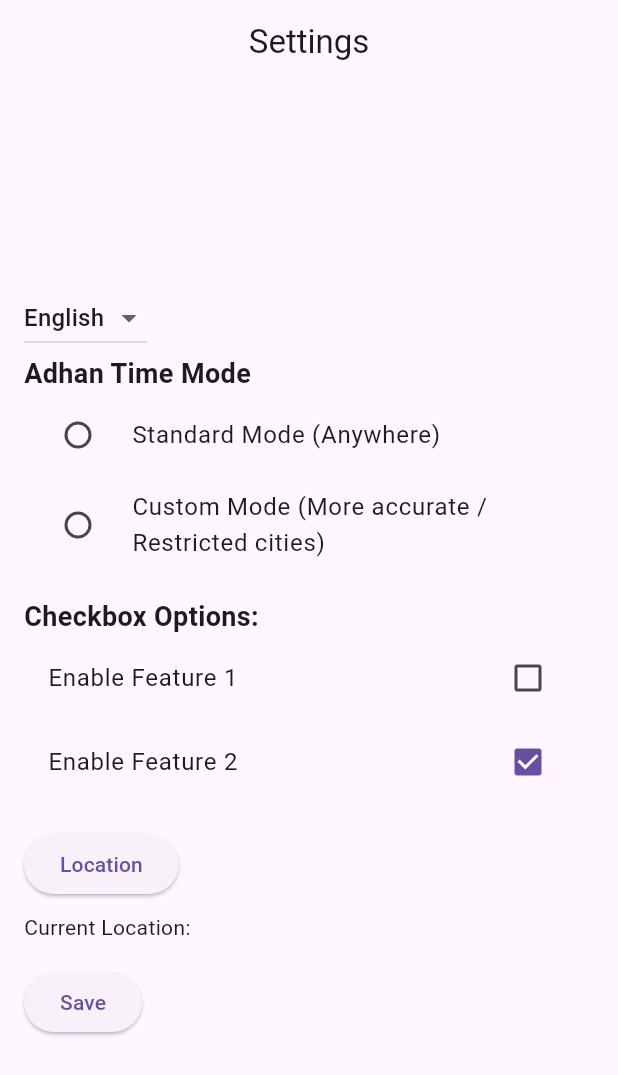
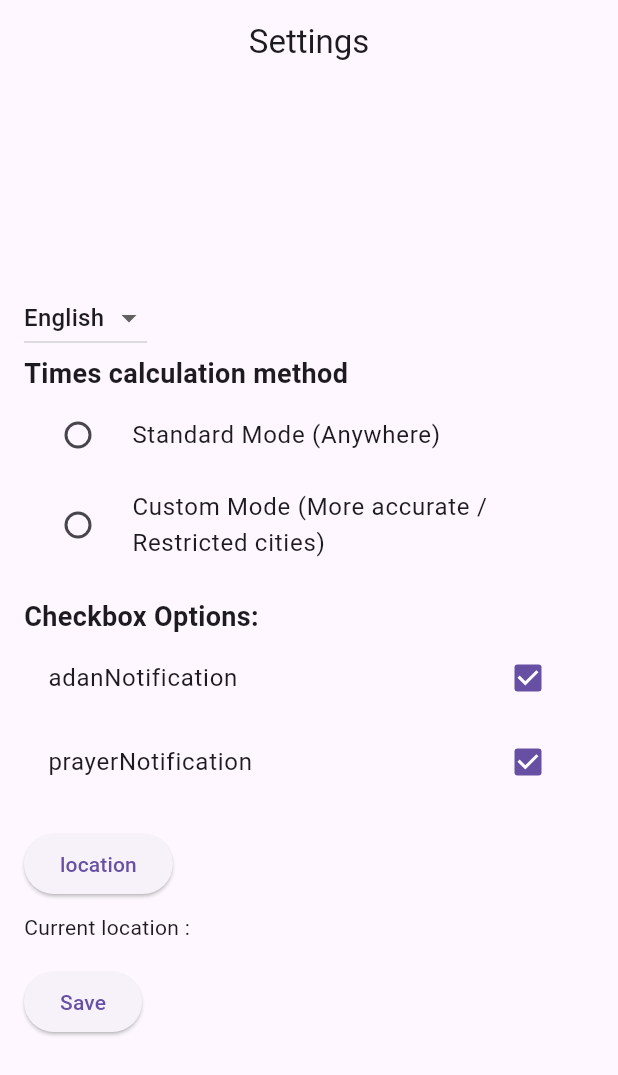
Before and after one commit to walid-rehamnia/adhan_russia, a Flutter app: the SettingsScreen screen opened directly, on a phone screen of 412 x 824 dp. Shown: the top 1075 px of the screen. Run offline on Flutter 3.47's test engine with Material 3 defaults, Android fonts, the phone set to English and light mode, and no system bars; our stand-ins replace adhan, firebase_core, firebase_storage, flutter_easyloading, flutter_local_notifications, geocoding and 5 more; missing offline and left inert: flutter_pdfview, jhijri, syncfusion_flutter_pdf; accounts and stored records are empty.

Commit message:
update update() function of custom prayer

```diff
--- a/lib/models/prayer_schedule.dart
+++ b/lib/models/prayer_schedule.dart
@@ -28,6 +28,7 @@ class PrayerSchedule {
     prayers = [];
     _preferencesController = Get.find<PreferencesController>();
     now = DateTime.now();
+    nextPrayerDateTime = now;
     isAdhan = false;
     isIqama = false;
   }
@@ -42,7 +43,7 @@ class PrayerSchedule {
 
   void notifyAdhan() {
     if (_preferencesController.isNotifyAdhan.value && !isAdhan) {
-      isAdhan = true;
+      isAdhan = false;
       isIqama = false;
 
       PrayerNotification.prayerNotification(
--- a/lib/screens/settings.dart
+++ b/lib/screens/settings.dart
@@ -1,5 +1,4 @@
 import 'package:adan_russia/constatnts.dart';
-import 'package:adan_russia/main.dart';
 import 'package:adan_russia/preferences.dart';
 import 'package:adan_russia/utils/utils_location.dart';
 import 'package:flutter/material.dart';
@@ -26,8 +25,6 @@ class _SettingsScreenState extends State<SettingsScreen> {
   late String selectedRadio;
 
   // Checkbox options
-  bool enableFeature1 = false;
-  bool enableFeature2 = true;
 
   // Other options
   double sliderValue = 50.0;
@@ -57,7 +54,7 @@ class _SettingsScreenState extends State<SettingsScreen> {
   void saveSettings() async {
     print('async');
     // Implement your logic to save the settings here
-    EasyLoading.show(status: 'loading...'.tr);
+    EasyLoading.show(status: 'loading'.tr);
     await fakeAsyncOperation(3);
     EasyLoading.dismiss();
     EasyLoading.showSuccess('Great Success!');
@@ -122,27 +119,32 @@ class _SettingsScreenState extends State<SettingsScreen> {
                       }).toList(),
                     ),
                     Text(
-                      'Adhan Time Mode',
+                      'mode'.tr,
                       style:
                           TextStyle(fontSize: 18, fontWeight: FontWeight.bold),
                     ),
                     RadioListTile(
-                      title: Text('Standard Mode (Anywhere)'),
-                      value: 'standard'.tr,
+                      title: Text('standard'.tr),
+                      value: 'standard',
                       groupValue: selectedRadio,
                       onChanged: (value) async {
+                        EasyLoading.show(status: 'loading'.tr);
                         await setTimeMode("standard");
+                        EasyLoading.showSuccess('done'.tr);
                         setState(() {
                           selectedRadio = value!;
                         });
                       },
                     ),
                     RadioListTile(
-                      title: Text(
-                          'Custom Mode (More accurate / Restricted cities)'),
+                      title: Text('custom'.tr),
                       value: 'custom',
                       groupValue: selectedRadio,
-                      onChanged: (value) {
+                      onChanged: (value) async {
+                        EasyLoading.show(status: 'loading'.tr);
+                        await setTimeMode("custom");
+                        EasyLoading.showSuccess('done'.tr);
+                        EasyLoading.dismiss();
                         setState(() {
                           selectedRadio = value!;
                         });
@@ -155,21 +157,25 @@ class _SettingsScreenState extends State<SettingsScreen> {
                           TextStyle(fontSize: 18, fontWeight: FontWeight.bold),
                     ),
                     CheckboxListTile(
-                      title: Text('Enable Feature 1'),
-                      value: enableFeature1,
+                      title: Text('adanNotification'.tr),
+                      value: _preferencesController.isNotifyAdhan.value == true,
                       onChanged: (value) {
-                        setState(() {
-                          enableFeature1 = value!;
-                        });
+                        EasyLoading.show(status: 'loading'.tr);
+                        _preferencesController.updatePreference(
+                            "isNotifyAdhan", value!);
+                        EasyLoading.showSuccess('done'.tr);
+                        EasyLoading.dismiss();
                       },
                     ),
                     CheckboxListTile(
-                      title: Text('Enable Feature 2'),
-                      value: enableFeature2,
+                      title: Text('prayerNotification'.tr),
+                      value: _preferencesController.isNotifyIqama.value == true,
                       onChanged: (value) {
-                        setState(() {
-                          enableFeature2 = value!;
-                        });
+                        EasyLoading.show(status: 'loading'.tr);
+                        _preferencesController.updatePreference(
+                            "isNotifyIqama", value!);
+                        EasyLoading.showSuccess('done'.tr);
+                        EasyLoading.dismiss();
                       },
                     ),
                     SizedBox(height: 16),
@@ -179,10 +185,11 @@ class _SettingsScreenState extends State<SettingsScreen> {
                       },
                       child: isLoading
                           ? CircularProgressIndicator(color: MAIN_COLOR1)
-                          : Text('Location'),
+                          : Text('location'.tr),
                     ),
                     SizedBox(height: 8),
-                    Text('Current Location: $currentLocation'),
+                    Text('currentLocation'
+                        .trParams({"location": currentLocation})),
                     SizedBox(height: 16),
                     ElevatedButton(
                       onPressed: () {
--- a/lib/translations/ar.dart
+++ b/lib/translations/ar.dart
@@ -16,6 +16,7 @@ class Ar {
         translation.mode: 'طريقة حساب الأوقات',
         translation.standard: 'عادي',
         translation.custom: 'مخصص',
+        translation.currentLocation: "الموقع الحالي : @location",
         translation.adanNotificationTitle: 'الآن موعد أذان صلاة @prayer',
         translation.iqamaNotificationTitle: 'الآن موعد إقامة صلاة @prayer',
         translation.otherNotification: 'تنبيهات أخرى',
--- a/lib/translations/en.dart
+++ b/lib/translations/en.dart
@@ -13,8 +13,9 @@ class En {
         translation.adanNotification: 'adanNotification',
         translation.prayerNotification: 'prayerNotification',
         translation.mode: 'Times calculation method',
-        translation.standard: 'Standard',
-        translation.custom: 'Custom',
+        translation.standard: 'Standard Mode (Anywhere)',
+        translation.custom: 'Custom Mode (More accurate / Restricted cities)',
+        translation.currentLocation: "Current location : @location",
         translation.adanNotificationTitle: 'Time for @prayer: call for prayer',
         translation.iqamaNotificationTitle: 'Time for @prayer prayer',
         translation.otherNotification: 'Other notification',
--- a/lib/translations/translation_keys.dart
+++ b/lib/translations/translation_keys.dart
@@ -12,6 +12,7 @@ const prayerNotification = 'prayerNotification';
 const mode = 'mode';
 const standard = 'standard';
 const custom = 'custom';
+const currentLocation = "currentLocation";
 
 const adanNotificationTitle = 'adanNotificationTitle';
 const iqamaNotificationTitle = 'iqamaNotificationTitle';
```
Also changed, not shown: lib/models/custom_prayer_schedule.dart (+14 -11 lines).
